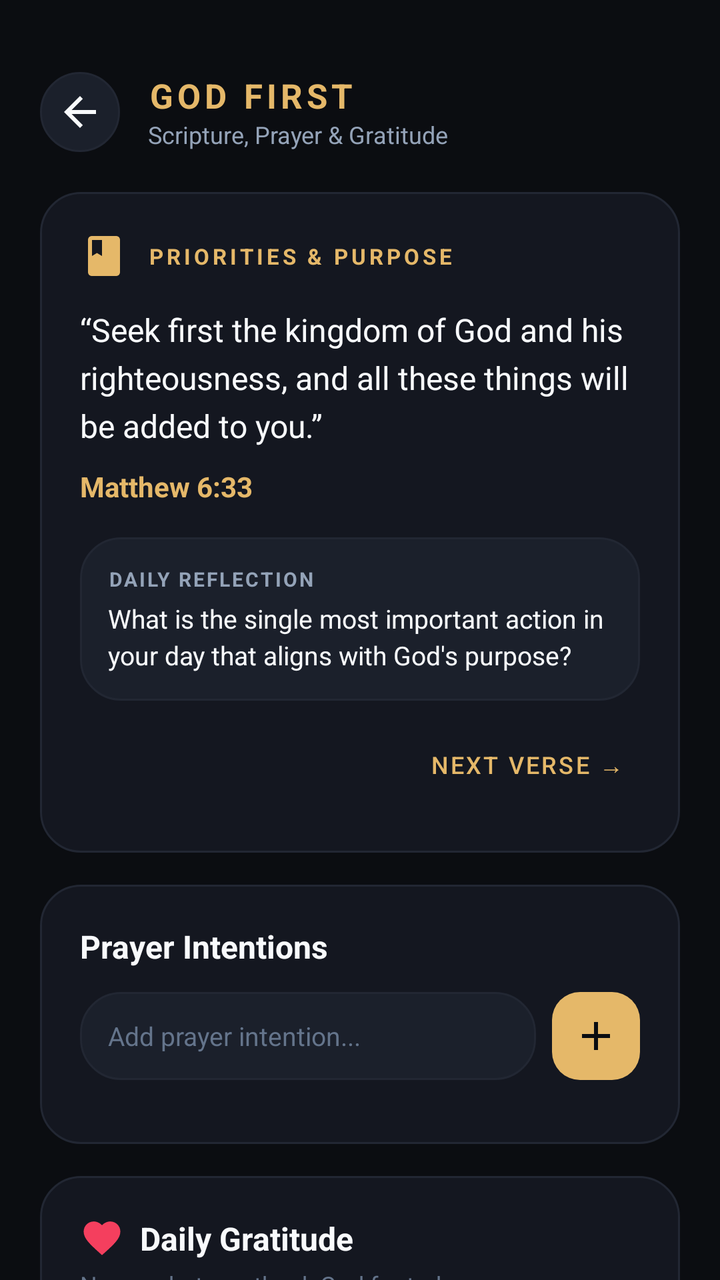
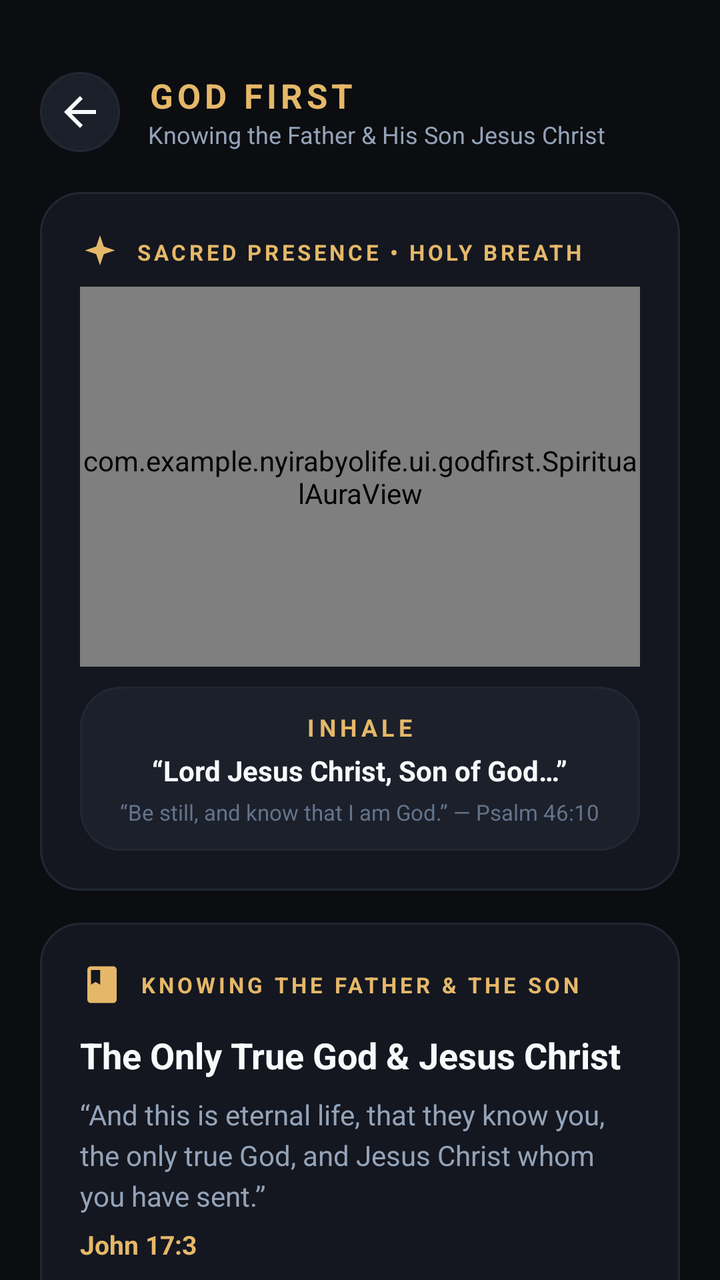

An Android layout rendered at two revisions. The XML below is the earlier revision; the diff shows what the commit changed to produce the second picture.
<!-- AndroidManifest.xml: activity theme Theme.NYIRABYOLife -->
<!-- res/layout/activity_god_first.xml -->
<?xml version="1.0" encoding="utf-8"?>
<LinearLayout xmlns:android="http://schemas.android.com/apk/res/android"
    xmlns:app="http://schemas.android.com/apk/res-auto"
    android:layout_width="match_parent"
    android:layout_height="match_parent"
    android:orientation="vertical"
    android:background="@color/bg_dark"
    android:paddingTop="36dp">

    
    <LinearLayout
        android:layout_width="match_parent"
        android:layout_height="wrap_content"
        android:orientation="horizontal"
        android:gravity="center_vertical"
        android:paddingHorizontal="20dp"
        android:paddingBottom="12dp">

        <ImageButton
            android:id="@+id/btnBack"
            android:layout_width="40dp"
            android:layout_height="40dp"
            android:background="@drawable/pill_background"
            android:src="@drawable/ic_arrow_back"
            android:contentDescription="Back"
            app:tint="@color/text_primary" />

        <LinearLayout
            android:layout_width="0dp"
            android:layout_height="wrap_content"
            android:layout_weight="1"
            android:layout_marginStart="14dp"
            android:orientation="vertical">

            <TextView
                android:layout_width="wrap_content"
                android:layout_height="wrap_content"
                android:text="GOD FIRST"
                android:textColor="@color/gold_primary"
                android:textSize="17sp"
                android:textStyle="bold"
                android:letterSpacing="0.12" />

            <TextView
                android:layout_width="wrap_content"
                android:layout_height="wrap_content"
                android:text="Scripture, Prayer &amp; Gratitude"
                android:textColor="@color/text_secondary"
                android:textSize="12sp" />
        </LinearLayout>
    </LinearLayout>

    <ScrollView
        android:layout_width="match_parent"
        android:layout_height="match_parent"
        android:overScrollMode="never"
        android:scrollbars="none">

        <LinearLayout
            android:layout_width="match_parent"
            android:layout_height="wrap_content"
            android:orientation="vertical"
            android:paddingHorizontal="20dp"
            android:paddingBottom="36dp">

            
            <androidx.constraintlayout.widget.ConstraintLayout
                android:layout_width="match_parent"
                android:layout_height="wrap_content"
                android:background="@drawable/card_background"
                android:padding="20dp"
                android:layout_marginTop="8dp"
                android:layout_marginBottom="16dp">

                <ImageView
                    android:id="@+id/ivCrossIcon"
                    android:layout_width="24dp"
                    android:layout_height="24dp"
                    android:src="@drawable/ic_book"
                    app:tint="@color/gold_primary"
                    app:layout_constraintTop_toTopOf="parent"
                    app:layout_constraintStart_toStartOf="parent"
                    android:contentDescription="Scripture" />

                <TextView
                    android:id="@+id/tvThemeBadge"
                    android:layout_width="wrap_content"
                    android:layout_height="wrap_content"
                    android:layout_marginStart="10dp"
                    android:text="PRIORITIES &amp; PURPOSE"
                    android:textColor="@color/gold_primary"
                    android:textSize="11sp"
                    android:textStyle="bold"
                    android:letterSpacing="0.15"
                    app:layout_constraintTop_toTopOf="@id/ivCrossIcon"
                    app:layout_constraintBottom_toBottomOf="@id/ivCrossIcon"
                    app:layout_constraintStart_toEndOf="@id/ivCrossIcon" />

                <TextView
                    android:id="@+id/tvFullVerse"
                    android:layout_width="0dp"
                    android:layout_height="wrap_content"
                    android:layout_marginTop="14dp"
                    android:text="“Seek first the kingdom of God and his righteousness, and all these things will be added to you.”"
                    android:textColor="@color/text_primary"
                    android:textSize="16sp"
                    android:lineSpacingExtra="5dp"
                    app:layout_constraintTop_toBottomOf="@id/ivCrossIcon"
                    app:layout_constraintStart_toStartOf="parent"
                    app:layout_constraintEnd_toEndOf="parent" />

                <TextView
                    android:id="@+id/tvFullRef"
                    android:layout_width="wrap_content"
                    android:layout_height="wrap_content"
                    android:layout_marginTop="10dp"
                    android:text="Matthew 6:33"
                    android:textColor="@color/gold_primary"
                    android:textSize="14sp"
                    android:textStyle="bold"
                    app:layout_constraintTop_toBottomOf="@id/tvFullVerse"
                    app:layout_constraintStart_toStartOf="parent" />

                
                <LinearLayout
                    android:id="@+id/boxReflection"
                    android:layout_width="match_parent"
                    android:layout_height="wrap_content"
                    android:layout_marginTop="16dp"
                    android:background="@drawable/card_background_elevated"
                    android:orientation="vertical"
                    android:padding="14dp"
                    app:layout_constraintTop_toBottomOf="@id/tvFullRef">

                    <TextView
                        android:layout_width="wrap_content"
                        android:layout_height="wrap_content"
                        android:text="DAILY REFLECTION"
                        android:textColor="@color/text_secondary"
                        android:textSize="10sp"
                        android:textStyle="bold"
                        android:letterSpacing="0.1" />

                    <TextView
                        android:id="@+id/tvReflectionPrompt"
                        android:layout_width="match_parent"
                        android:layout_height="wrap_content"
                        android:layout_marginTop="4dp"
                        android:text="What is the single most important action in your day that aligns with God's purpose?"
                        android:textColor="@color/text_primary"
                        android:textSize="13sp"
                        android:lineSpacingExtra="3dp" />
                </LinearLayout>

                <Button
                    android:id="@+id/btnCycleVerse"
                    style="@style/Widget.MaterialComponents.Button.TextButton"
                    android:layout_width="wrap_content"
                    android:layout_height="wrap_content"
                    android:layout_marginTop="8dp"
                    android:text="Next Verse →"
                    android:textColor="@color/gold_primary"
                    android:textSize="12sp"
                    app:layout_constraintTop_toBottomOf="@id/boxReflection"
                    app:layout_constraintEnd_toEndOf="parent" />

            </androidx.constraintlayout.widget.ConstraintLayout>

            
            <androidx.constraintlayout.widget.ConstraintLayout
                android:layout_width="match_parent"
                android:layout_height="wrap_content"
                android:background="@drawable/card_background"
                android:padding="20dp"
                android:layout_marginBottom="16dp">

                <TextView
                    android:id="@+id/lblPrayerHeader"
                    android:layout_width="wrap_content"
                    android:layout_height="wrap_content"
                    android:text="Prayer Intentions"
                    android:textColor="@color/text_primary"
                    android:textSize="16sp"
                    android:textStyle="bold"
                    app:layout_constraintTop_toTopOf="parent"
                    app:layout_constraintStart_toStartOf="parent" />

                
                <LinearLayout
                    android:id="@+id/layoutAddPrayer"
                    android:layout_width="match_parent"
                    android:layout_height="44dp"
                    android:orientation="horizontal"
                    android:layout_marginTop="12dp"
                    app:layout_constraintTop_toBottomOf="@id/lblPrayerHeader">

                    <EditText
                        android:id="@+id/etNewPrayer"
                        android:layout_width="0dp"
                        android:layout_height="match_parent"
                        android:layout_weight="1"
                        android:background="@drawable/card_background_elevated"
                        android:hint="Add prayer intention..."
                        android:textColor="@color/text_primary"
                        android:textColorHint="@color/text_tertiary"
                        android:paddingHorizontal="14dp"
                        android:textSize="13sp"
                        android:imeOptions="actionDone"
                        android:singleLine="true" />

                    <ImageButton
                        android:id="@+id/btnAddPrayer"
                        android:layout_width="44dp"
                        android:layout_height="44dp"
                        android:layout_marginStart="8dp"
                        android:background="@drawable/button_gold"
                        android:src="@drawable/ic_add"
                        android:contentDescription="Add Prayer"
                        app:tint="@color/bg_dark" />
                </LinearLayout>

                <LinearLayout
                    android:id="@+id/layoutPrayerList"
                    android:layout_width="match_parent"
                    android:layout_height="wrap_content"
                    android:orientation="vertical"
                    android:layout_marginTop="12dp"
                    app:layout_constraintTop_toBottomOf="@id/layoutAddPrayer" />

            </androidx.constraintlayout.widget.ConstraintLayout>

            
            <androidx.constraintlayout.widget.ConstraintLayout
                android:layout_width="match_parent"
                android:layout_height="wrap_content"
                android:background="@drawable/card_background"
                android:padding="20dp">

                <ImageView
                    android:id="@+id/ivGratitudeHeart"
                    android:layout_width="22dp"
                    android:layout_height="22dp"
                    android:src="@drawable/ic_heart"
                    app:tint="@color/rose_alert"
                    app:layout_constraintTop_toTopOf="parent"
                    app:layout_constraintStart_toStartOf="parent"
                    android:contentDescription="Heart" />

                <TextView
                    android:id="@+id/lblGratitudeHeader"
                    android:layout_width="wrap_content"
                    android:layout_height="wrap_content"
                    android:layout_marginStart="8dp"
                    android:text="Daily Gratitude"
                    android:textColor="@color/text_primary"
                    android:textSize="16sp"
                    android:textStyle="bold"
                    app:layout_constraintTop_toTopOf="@id/ivGratitudeHeart"
                    app:layout_constraintBottom_toBottomOf="@id/ivGratitudeHeart"
                    app:layout_constraintStart_toEndOf="@id/ivGratitudeHeart" />

                <TextView
                    android:id="@+id/lblGratitudeSub"
                    android:layout_width="0dp"
                    android:layout_height="wrap_content"
                    android:layout_marginTop="4dp"
                    android:text="Name what you thank God for today:"
                    android:textColor="@color/text_tertiary"
                    android:textSize="12sp"
                    app:layout_constraintTop_toBottomOf="@id/ivGratitudeHeart"
                    app:layout_constraintStart_toStartOf="parent"
                    app:layout_constraintEnd_toEndOf="parent" />

                <EditText
                    android:id="@+id/etGratitude"
                    android:layout_width="match_parent"
                    android:layout_height="80dp"
                    android:layout_marginTop="10dp"
                    android:background="@drawable/card_background_elevated"
                    android:gravity="top|start"
                    android:hint="“Lord, today I am grateful for...”"
                    android:textColor="@color/text_primary"
                    android:textColorHint="@color/text_tertiary"
                    android:padding="12dp"
                    android:textSize="13sp"
                    app:layout_constraintTop_toBottomOf="@id/lblGratitudeSub" />

                <Button
                    android:id="@+id/btnSaveGratitude"
                    android:layout_width="wrap_content"
                    android:layout_height="40dp"
                    android:layout_marginTop="10dp"
                    android:background="@drawable/button_gold"
                    android:text="Save Entry"
                    android:textColor="@color/bg_dark"
                    android:textSize="13sp"
                    android:textStyle="bold"
                    app:layout_constraintTop_toBottomOf="@id/etGratitude"
                    app:layout_constraintEnd_toEndOf="parent" />

                <LinearLayout
                    android:id="@+id/layoutGratitudeList"
                    android:layout_width="match_parent"
                    android:layout_height="wrap_content"
                    android:orientation="vertical"
                    android:layout_marginTop="14dp"
                    app:layout_constraintTop_toBottomOf="@id/btnSaveGratitude" />

            </androidx.constraintlayout.widget.ConstraintLayout>

        </LinearLayout>
    </ScrollView>

</LinearLayout>
<!-- resources referenced by this layout -->
<resources>
  <color name="bg_dark">#0B0D11</color>
  <color name="gold_primary">#E5B869</color>
  <color name="rose_alert">#F43F5E</color>
  <color name="text_primary">#F8FAFC</color>
  <color name="text_secondary">#94A3B8</color>
  <color name="text_tertiary">#64748B</color>
  <!-- drawable button_gold (drawable) -->
  <?xml version="1.0" encoding="utf-8"?>
  <ripple xmlns:android="http://schemas.android.com/apk/res/android"
      android:color="#40FFFFFF">
      <item>
          <shape android:shape="rectangle">
              <corners android:radius="14dp" />
              <solid android:color="@color/gold_primary" />
          </shape>
      </item>
  </ripple>
  <!-- drawable card_background (drawable) -->
  <?xml version="1.0" encoding="utf-8"?>
  <shape xmlns:android="http://schemas.android.com/apk/res/android"
      android:shape="rectangle">
      <corners android:radius="20dp" />
      <solid android:color="@color/bg_card" />
      <stroke
          android:width="1dp"
          android:color="@color/border_subtle" />
  </shape>
  <!-- drawable card_background_elevated (drawable) -->
  <?xml version="1.0" encoding="utf-8"?>
  <shape xmlns:android="http://schemas.android.com/apk/res/android"
      android:shape="rectangle">
      <corners android:radius="20dp" />
      <solid android:color="@color/bg_card_elevated" />
      <stroke
          android:width="1dp"
          android:color="@color/border_subtle" />
  </shape>
  <!-- drawable ic_add (drawable) -->
  <vector xmlns:android="http://schemas.android.com/apk/res/android"
      android:width="24dp"
      android:height="24dp"
      android:viewportWidth="24"
      android:viewportHeight="24">
    <path
        android:fillColor="@color/text_primary"
        android:pathData="M19,13h-6v6h-2v-6H5v-2h6V5h2v6h6v2z"/>
  </vector>
  <!-- drawable ic_arrow_back (drawable) -->
  <vector xmlns:android="http://schemas.android.com/apk/res/android"
      android:width="24dp"
      android:height="24dp"
      android:viewportWidth="24"
      android:viewportHeight="24">
    <path
        android:fillColor="@color/text_primary"
        android:pathData="M20,11H7.83l5.59,-5.59L12,4l-8,8 8,8 1.41,-1.41L7.83,13H20v-2z"/>
  </vector>
  <!-- drawable ic_book (drawable) -->
  <vector xmlns:android="http://schemas.android.com/apk/res/android"
      android:width="24dp"
      android:height="24dp"
      android:viewportWidth="24"
      android:viewportHeight="24">
    <path
        android:fillColor="@color/gold_primary"
        android:pathData="M18,2H6c-1.2,0 -2,0.8 -2,2v16c0,1.2 0.8,2 2,2h12c1.2,0 2,-0.8 2,-2V4c0,-1.2 -0.8,-2 -2,-2zM6,4h5v8l-2.5,-1.5L6,12V4z"/>
  </vector>
  <!-- drawable pill_background (drawable) -->
  <?xml version="1.0" encoding="utf-8"?>
  <shape xmlns:android="http://schemas.android.com/apk/res/android"
      android:shape="rectangle">
      <corners android:radius="999dp" />
      <solid android:color="@color/bg_card_elevated" />
      <stroke
          android:width="1dp"
          android:color="@color/border_subtle" />
  </shape>
  <color name="bg_card">#141720</color>
  <color name="border_subtle">#222733</color>
  <color name="bg_card_elevated">#1B202B</color>
  <color name="gold_dark">#B88E3E</color>
  <color name="emerald_accent">#10B981</color>
  <color name="emerald_dark">#059669</color>
  <color name="white">#FFFFFFFF</color>
  <!-- unchanged entries left out for length: 2 -->
</resources>

<!-- the commit's change to res/layout/activity_god_first.xml (unified diff, before → after) -->
@@ -44,7 +44,7 @@
             <TextView
                 android:layout_width="wrap_content"
                 android:layout_height="wrap_content"
-                android:text="Scripture, Prayer &amp; Gratitude"
+                android:text="Knowing the Father &amp; His Son Jesus Christ"
                 android:textColor="@color/text_secondary"
                 android:textSize="12sp" />
         </LinearLayout>
@@ -65,6 +65,7 @@
 
             
             <androidx.constraintlayout.widget.ConstraintLayout
+                android:id="@+id/cardSacredPresence"
                 android:layout_width="match_parent"
                 android:layout_height="wrap_content"
                 android:background="@drawable/card_background"
@@ -73,9 +74,96 @@
                 android:layout_marginBottom="16dp">
 
                 <ImageView
+                    android:id="@+id/ivSparkleHeader"
+                    android:layout_width="20dp"
+                    android:layout_height="20dp"
+                    android:src="@drawable/ic_sparkle"
+                    app:tint="@color/gold_primary"
+                    app:layout_constraintTop_toTopOf="parent"
+                    app:layout_constraintStart_toStartOf="parent"
+                    android:contentDescription="Celestial Light" />
+
+                <TextView
+                    android:id="@+id/lblPresenceBadge"
+                    android:layout_width="wrap_content"
+                    android:layout_height="wrap_content"
+                    android:layout_marginStart="8dp"
+                    android:text="SACRED PRESENCE • HOLY BREATH"
+                    android:textColor="@color/gold_primary"
+                    android:textSize="11sp"
+                    android:textStyle="bold"
+                    android:letterSpacing="0.14"
+                    app:layout_constraintTop_toTopOf="@id/ivSparkleHeader"
+                    app:layout_constraintBottom_toBottomOf="@id/ivSparkleHeader"
+                    app:layout_constraintStart_toEndOf="@id/ivSparkleHeader" />
+
+                
+                <com.example.nyirabyolife.ui.godfirst.SpiritualAuraView
+                    android:id="@+id/spiritualAuraView"
+                    android:layout_width="match_parent"
+                    android:layout_height="190dp"
+                    android:layout_marginTop="10dp"
+                    app:layout_constraintTop_toBottomOf="@id/lblPresenceBadge"
+                    app:layout_constraintStart_toStartOf="parent"
+                    app:layout_constraintEnd_toEndOf="parent" />
+
+                
+                <LinearLayout
+                    android:id="@+id/boxBreathGuidance"
+                    android:layout_width="match_parent"
+                    android:layout_height="wrap_content"
+                    android:orientation="vertical"
+                    android:gravity="center"
+                    android:background="@drawable/card_background_elevated"
+                    android:padding="12dp"
+                    android:layout_marginTop="10dp"
+                    app:layout_constraintTop_toBottomOf="@id/spiritualAuraView">
+
+                    <TextView
+                        android:id="@+id/tvBreathPhase"
+                        android:layout_width="wrap_content"
+                        android:layout_height="wrap_content"
+                        android:text="INHALE"
+                        android:textColor="@color/gold_primary"
+                        android:textSize="12sp"
+                        android:textStyle="bold"
+                        android:letterSpacing="0.18" />
+
+                    <TextView
+                        android:id="@+id/tvBreathPrayer"
+                        android:layout_width="wrap_content"
+                        android:layout_height="wrap_content"
+                        android:layout_marginTop="4dp"
+                        android:text="“Lord Jesus Christ, Son of God…”"
+                        android:textColor="@color/text_primary"
+                        android:textSize="14sp"
+                        android:textStyle="bold"
+                        android:gravity="center" />
+
+                    <TextView
+                        android:layout_width="wrap_content"
+                        android:layout_height="wrap_content"
+                        android:layout_marginTop="4dp"
+                        android:text="“Be still, and know that I am God.” — Psalm 46:10"
+                        android:textColor="@color/text_tertiary"
+                        android:textSize="11sp" />
+                </LinearLayout>
+
+            </androidx.constraintlayout.widget.ConstraintLayout>
+
+            
+            <androidx.constraintlayout.widget.ConstraintLayout
+                android:id="@+id/cardKnowingGodAndSon"
+                android:layout_width="match_parent"
+                android:layout_height="wrap_content"
+                android:background="@drawable/card_background"
+                android:padding="20dp"
+                android:layout_marginBottom="16dp">
+
+                <ImageView
                     android:id="@+id/ivCrossIcon"
-                    android:layout_width="24dp"
-                    android:layout_height="24dp"
+                    android:layout_width="22dp"
+                    android:layout_height="22dp"
                     android:src="@drawable/ic_book"
                     app:tint="@color/gold_primary"
                     app:layout_constraintTop_toTopOf="parent"
@@ -86,8 +174,8 @@
                     android:id="@+id/tvThemeBadge"
                     android:layout_width="wrap_content"
                     android:layout_height="wrap_content"
-                    android:layout_marginStart="10dp"
-                    android:text="PRIORITIES &amp; PURPOSE"
+                    android:layout_marginStart="8dp"
+                    android:text="KNOWING THE FATHER &amp; THE SON"
                     android:textColor="@color/gold_primary"
                     android:textSize="11sp"
                     android:textStyle="bold"
@@ -96,16 +184,31 @@
                     app:layout_constraintBottom_toBottomOf="@id/ivCrossIcon"
                     app:layout_constraintStart_toEndOf="@id/ivCrossIcon" />
 
+                
+                <TextView
+                    android:id="@+id/tvRevelationTitle"
+                    android:layout_width="0dp"
+                    android:layout_height="wrap_content"
+                    android:layout_marginTop="12dp"
+                    android:text="The Only True God &amp; Jesus Christ"
+                    android:textColor="@color/text_primary"
+                    android:textSize="18sp"
+                    android:textStyle="bold"
+                    app:layout_constraintTop_toBottomOf="@id/ivCrossIcon"
+                    app:layout_constraintStart_toStartOf="parent"
+                    app:layout_constraintEnd_toEndOf="parent" />
+
+                
                 <TextView
                     android:id="@+id/tvFullVerse"
                     android:layout_width="0dp"
                     android:layout_height="wrap_content"
-                    android:layout_marginTop="14dp"
-                    android:text="“Seek first the kingdom of God and his righteousness, and all these things will be added to you.”"
-                    android:textColor="@color/text_primary"
-                    android:textSize="16sp"
-                    android:lineSpacingExtra="5dp"
-                    app:layout_constraintTop_toBottomOf="@id/ivCrossIcon"
+                    android:layout_marginTop="8dp"
+                    android:text="“And this is eternal life, that they know you, the only true God, and Jesus Christ whom you have sent.”"
+                    android:textColor="@color/text_secondary"
+                    android:textSize="14sp"
+                    android:lineSpacingExtra="4dp"
+                    app:layout_constraintTop_toBottomOf="@id/tvRevelationTitle"
                     app:layout_constraintStart_toStartOf="parent"
                     app:layout_constraintEnd_toEndOf="parent" />
 
@@ -113,20 +216,20 @@
                     android:id="@+id/tvFullRef"
                     android:layout_width="wrap_content"
                     android:layout_height="wrap_content"
-                    android:layout_marginTop="10dp"
-                    android:text="Matthew 6:33"
+                    android:layout_marginTop="6dp"
+                    android:text="John 17:3"
                     android:textColor="@color/gold_primary"
-                    android:textSize="14sp"
+                    android:textSize="13sp"
                     android:textStyle="bold"
                     app:layout_constraintTop_toBottomOf="@id/tvFullVerse"
                     app:layout_constraintStart_toStartOf="parent" />
 
                 
                 <LinearLayout
-                    android:id="@+id/boxReflection"
-                    android:layout_width="match_parent"
-                    android:layout_height="wrap_content"
-                    android:layout_marginTop="16dp"
+                    android:id="@+id/boxRevelation"
+                    android:layout_width="match_parent"
+                    android:layout_height="wrap_content"
+                    android:layout_marginTop="14dp"
                     android:background="@drawable/card_background_elevated"
                     android:orientation="vertical"
                     android:padding="14dp"
@@ -135,33 +238,64 @@
                     <TextView
                         android:layout_width="wrap_content"
                         android:layout_height="wrap_content"
-                        android:text="DAILY REFLECTION"
-                        android:textColor="@color/text_secondary"
+                        android:text="REVELATION OF THE FATHER &amp; SON"
+                        android:textColor="@color/gold_primary"
                         android:textSize="10sp"
                         android:textStyle="bold"
                         android:letterSpacing="0.1" />
 
                     <TextView
-                        android:id="@+id/tvReflectionPrompt"
+                        android:id="@+id/tvRevelationInsight"
                         android:layout_width="match_parent"
                         android:layout_height="wrap_content"
                         android:layout_marginTop="4dp"
-                        android:text="What is the single most important action in your day that aligns with God's purpose?"
+                        android:text="Eternal life is not merely an afterlife destination—it is an intimate, living relationship with the Father through His beloved Son. When you seek Jesus, you touch the heart of God."
                         android:textColor="@color/text_primary"
                         android:textSize="13sp"
                         android:lineSpacingExtra="3dp" />
                 </LinearLayout>
 
+                
+                <LinearLayout
+                    android:id="@+id/boxPrayerMeditation"
+                    android:layout_width="match_parent"
+                    android:layout_height="wrap_content"
+                    android:layout_marginTop="10dp"
+                    android:background="@drawable/card_background_elevated"
+                    android:orientation="vertical"
+                    android:padding="14dp"
+                    app:layout_constraintTop_toBottomOf="@id/boxRevelation">
+
+                    <TextView
+                        android:layout_width="wrap_content"
+                        android:layout_height="wrap_content"
+                        android:text="PRAYER TO THE FATHER IN JESUS' NAME"
+                        android:textColor="@color/emerald_accent"
+                        android:textSize="10sp"
+                        android:textStyle="bold"
+                        android:letterSpacing="0.1" />
+
+                    <TextView
+                        android:id="@+id/tvPrayerInsight"
+                        android:layout_width="match_parent"
+                        android:layout_height="wrap_content"
+                        android:layout_marginTop="4dp"
+                        android:text="“Heavenly Father, I desire to know You intimately. Lord Jesus Christ, reveal the Father's heart, wisdom, and righteousness to my soul today.”"
+                        android:textColor="@color/text_secondary"
+                        android:textSize="13sp"
+                        android:lineSpacingExtra="3dp" />
+                </LinearLayout>
+
                 <Button
-                    android:id="@+id/btnCycleVerse"
+                    android:id="@+id/btnCycleRevelation"
                     style="@style/Widget.MaterialComponents.Button.TextButton"
                     android:layout_width="wrap_content"
                     android:layout_height="wrap_content"
-                    android:layout_marginTop="8dp"
-                    android:text="Next Verse →"
+                    android:layout_marginTop="10dp"
+                    android:text="Next Revelation →"
                     android:textColor="@color/gold_primary"
                     android:textSize="12sp"
-                    app:layout_constraintTop_toBottomOf="@id/boxReflection"
+                    app:layout_constraintTop_toBottomOf="@id/boxPrayerMeditation"
                     app:layout_constraintEnd_toEndOf="parent" />
 
             </androidx.constraintlayout.widget.ConstraintLayout>
<!-- resource entries referenced after the edit -->
@@ -67,6 +67,16 @@
         android:fillColor="@color/gold_primary"
         android:pathData="M18,2H6c-1.2,0 -2,0.8 -2,2v16c0,1.2 0.8,2 2,2h12c1.2,0 2,-0.8 2,-2V4c0,-1.2 -0.8,-2 -2,-2zM6,4h5v8l-2.5,-1.5L6,12V4z"/>
   </vector>
+  <!-- drawable ic_sparkle (drawable) -->
+  <vector xmlns:android="http://schemas.android.com/apk/res/android"
+      android:width="24dp"
+      android:height="24dp"
+      android:viewportWidth="24"
+      android:viewportHeight="24">
+    <path
+        android:fillColor="@android:color/white"
+        android:pathData="M12,2L14.26,8.74L21,11L14.26,13.26L12,20L9.74,13.26L3,11L9.74,8.74L12,2Z"/>
+  </vector>
   <!-- drawable pill_background (drawable) -->
   <?xml version="1.0" encoding="utf-8"?>
   <shape xmlns:android="http://schemas.android.com/apk/res/android"
